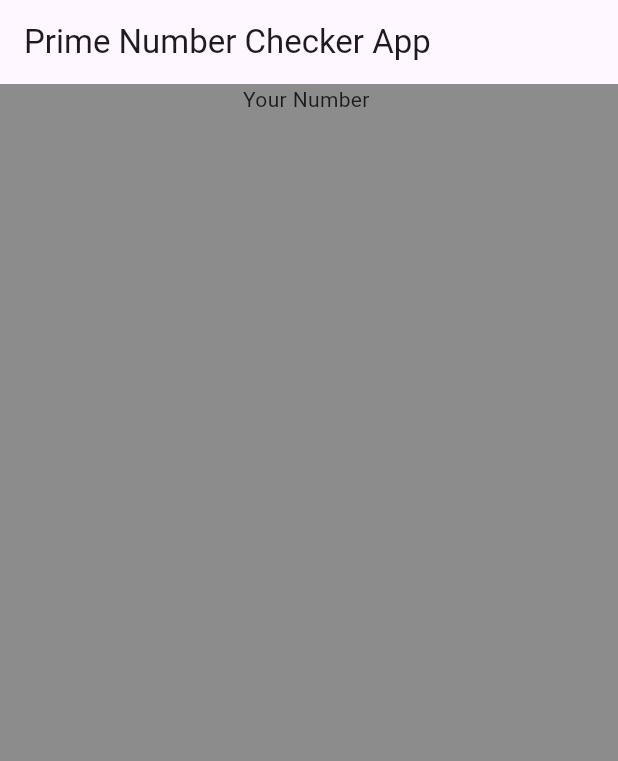
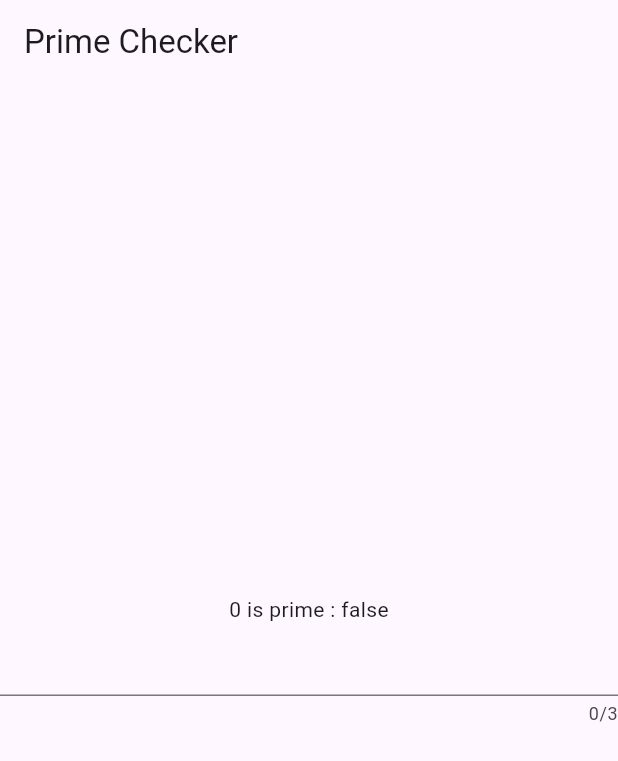
Before and after one commit to Nahin-CDR/isprime, a Flutter app: the screen it shows after launch, on a phone screen of 412 x 824 dp. Shown: the top 761 px of the screen. Run offline on Flutter 3.47's test engine with Material 3 defaults, Android fonts, the phone set to English and light mode, and no system bars.

```diff
--- a/example/lib/homePage.dart
+++ b/example/lib/homePage.dart
@@ -1,5 +1,6 @@
 
 import 'package:flutter/material.dart';
+import 'package:isprime/isprime.dart';
 
 class HomePage extends StatefulWidget {
   const HomePage({super.key});
@@ -10,26 +11,44 @@ class HomePage extends StatefulWidget {
 
 class _HomePageState extends State<HomePage> {
 
-  int number = 0;
+  int inputNumber = 0;
+  CheckPrime primeChecker = CheckPrime();
+
   TextEditingController editingController = TextEditingController();
 
+  void checkPrime(int value)
+  {
+    print("${primeChecker.isPrime(9)}");
+    setState(() {
+      inputNumber = value;
+    });
+  }
 
   @override
   Widget build(BuildContext context) {
     return Scaffold(
-      backgroundColor: Colors.black45,
-      appBar: AppBar(
-        title: const Text("Prime Number Checker App"),
-      ),
-      body: Center(
-        child: Column(
-          children: [
-            Text("Your Number "),
-            const SizedBox(height: 100),
-
-          ],
+        appBar: AppBar(
+          title: const Text("Prime Checker"),
         ),
-      ),
+        body: Center(
+            child: Column(
+                mainAxisAlignment: MainAxisAlignment.center,
+                children: [
+                  Text("$inputNumber is prime : ${primeChecker.isPrime(inputNumber)}"),
+                  TextField(
+                      maxLength: 3,
+                      keyboardType: TextInputType.number,
+                      controller: editingController,
+                      onChanged: (text) {
+                        Future.delayed(const Duration(milliseconds: 500),(){
+                          if(text.isNotEmpty){
+                            checkPrime(int.parse(text));
+                          }
+                        });
+                      })
+                ]
+            )
+        )
     );
   }
 }
--- a/example/lib/main.dart
+++ b/example/lib/main.dart
@@ -16,6 +16,7 @@ class _PrimeNumberCheckerAppState extends State<PrimeNumberCheckerApp> {
   @override
   Widget build(BuildContext context) {
     return const MaterialApp(
+      debugShowCheckedModeBanner: false,
       home: HomePage(),
     );
   }
--- a/example/pubspec.yaml
+++ b/example/pubspec.yaml
@@ -35,6 +35,8 @@ dependencies:
   # The following adds the Cupertino Icons font to your application.
   # Use with the CupertinoIcons class for iOS style icons.
   cupertino_icons: ^1.0.6
+  isprime:
+    path: ..
 
 dev_dependencies:
   flutter_test:
--- a/lib/isprime.dart
+++ b/lib/isprime.dart
@@ -2,7 +2,7 @@ library isprime;
 import 'dart:math';
 
 /// A Calculator.
-class Calculator {
+class CheckPrime {
   /// Returns [value] plus 1.
   int addOne(int value) => value + 1;
 
--- a/pubspec.yaml
+++ b/pubspec.yaml
@@ -1,7 +1,7 @@
 name: isprime
 description: "A flutter package for checking an integer number is prime or not."
 version: 0.0.1
-homepage:
+homepage: https://github.com/Nahin-CDR/isprime.git
 
 environment:
   sdk: '>=3.3.4 <4.0.0'
```
Also changed, not shown: example/pubspec.lock, 4 other files.
